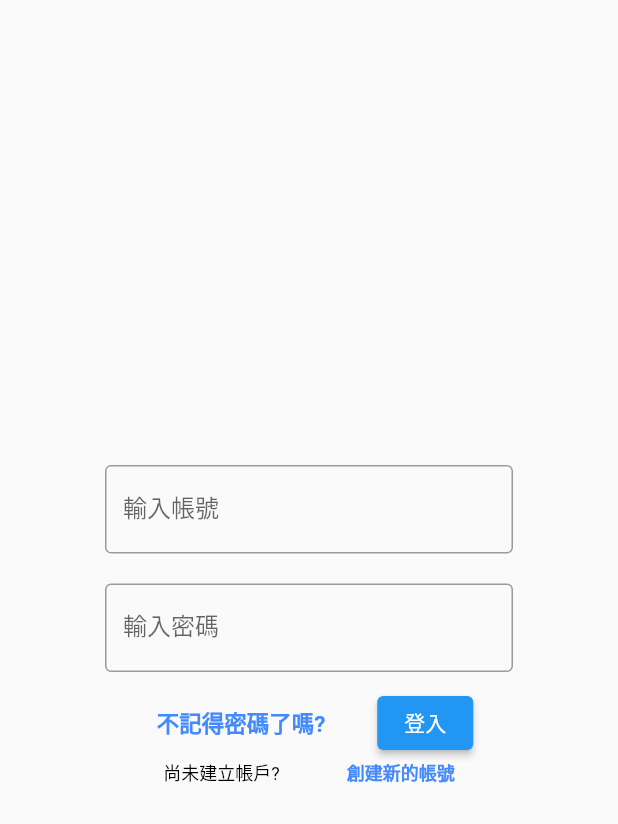
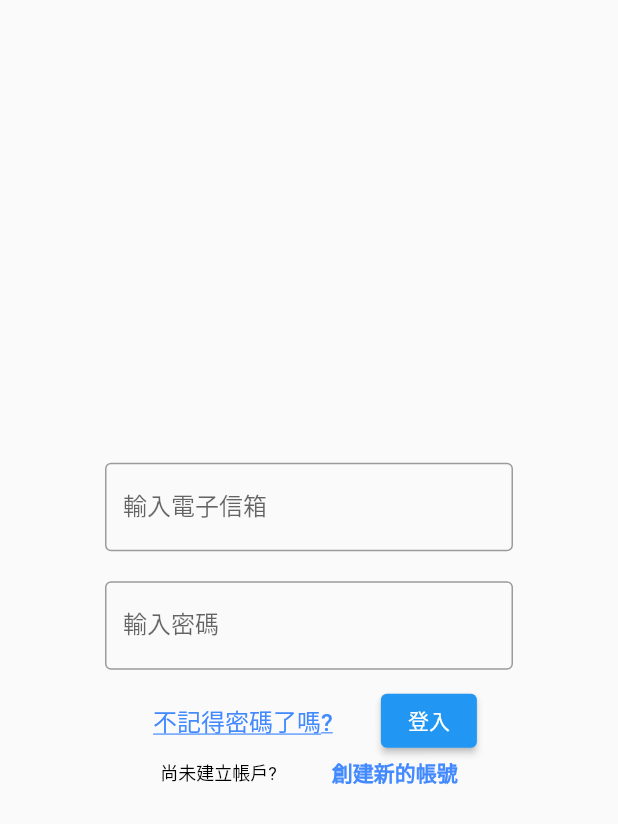
Before and after one commit to C-Ryan0510/IM_SD, a Flutter app: the loginPage screen opened directly with empty values, on a phone screen of 412 x 824 dp. Shown: the top 824 px of the screen. Run offline on Flutter 3.47's test engine with Material 2 defaults, Android fonts, the light colour scheme and no system bars; our stand-ins replace email_validator, firebase_auth, firebase_core; accounts and stored records are empty.

Commit message:
5/4
修整 介面排版

```diff
--- a/lib/Pages/login_page.dart
+++ b/lib/Pages/login_page.dart
@@ -1,18 +1,16 @@
 import 'package:firebase_auth/firebase_auth.dart';
 import 'package:email_validator/email_validator.dart';
 import 'package:flutter/cupertino.dart';
-import 'package:flutter/gestures.dart';
 import 'package:flutter/material.dart';
+import 'package:untitled/Pages/ForgotPasswordPage.dart';
 import 'package:untitled/main.dart';
 import 'package:untitled/utils.dart';
 
 //where ==>loginPage()
 class loginPage extends StatefulWidget{
-  final VoidCallback onClickedSignUp;
+  final Function togglePage;
 
-  const loginPage({
-    Key?key, required this.onClickedSignUp,
-  }) : super(key:key);
+  loginPage({ required this.togglePage});
 
   @override
   State<loginPage> createState() => _login();
@@ -21,6 +19,8 @@ class _login extends State<loginPage> {
   //用戶資料(username,password)填寫的Textfield()//須放在widget內才能用
   final mailController = TextEditingController();
   final PassWordController = TextEditingController();
+
+
   @override
   void dispose() {
     mailController.dispose();
@@ -36,6 +36,7 @@ class _login extends State<loginPage> {
         child: Form(
           child: Column(//the box of all
               mainAxisAlignment: MainAxisAlignment.center,
+              /*Image*/
               children: <Widget>[//that box
                 Container(//name or email box
                     child: TextFormField(
@@ -43,7 +44,7 @@ class _login extends State<loginPage> {
                       textInputAction: TextInputAction.next,//next textfield
                       decoration: InputDecoration(
                         border: OutlineInputBorder(),
-                        labelText: '輸入帳號',
+                        labelText: '輸入電子信箱',
                       ),
                       autovalidateMode: AutovalidateMode.onUserInteraction,
                       validator:(email)=>email!=null&&!EmailValidator.validate(email)? '請輸入正確mail格式':null,
@@ -70,12 +71,14 @@ class _login extends State<loginPage> {
                     TextButton(
                       child: Text('不記得密碼了嗎?',
                         style: TextStyle(
-                          fontSize: 15,
-                          fontWeight: FontWeight.bold,
+                          decoration: TextDecoration.underline,
+                          fontSize: 16,
                           color: Colors.blueAccent,
                         ),
-                      ),//to Forget()
-                      onPressed: (){},
+                      ),
+                      onPressed: () => Navigator.of(context).push(MaterialPageRoute(
+                          builder: (context) => ForgotPage(),//to Forgot()
+                      )),
                     ),
                     ElevatedButton(
                       child: Text('登入'),
@@ -83,17 +86,20 @@ class _login extends State<loginPage> {
                     ),
                   ],
                 ),
-                RichText(//sign up
-                  text: TextSpan(
-                    style: TextStyle(fontSize: 12,color: Colors.black),
-                    text: '尚未建立帳戶?',
+                Container(
+                  child: Row(//sign up
+                    mainAxisAlignment: MainAxisAlignment.spaceEvenly,
                     children: [
-                      TextSpan(text: '               ',),
-                      TextSpan(
-                        recognizer: TapGestureRecognizer()..onTap = widget.onClickedSignUp,
-                        text: '創建新的帳號',
-                        style: TextStyle(fontWeight: FontWeight.bold, color: Colors.blueAccent,),),
-                    ],
+                      Text('尚未建立帳戶?',style: TextStyle(fontSize: 12,color: Colors.black),),
+                      GestureDetector(//byPass a false(value) to accountAuth()
+                        onTap: () { widget.togglePage();},//Switch registerPage
+                        child: Text('創建新的帳號',
+                          style: TextStyle(fontWeight: FontWeight.bold, color: Colors.blueAccent,),
+                        ),
+                      ),
+                        // TextSpan(recognizer: TapGestureRecognizer()..onTap = widget.onClickedSignUp,
+                        // text: '創建新的帳號',
+                    ]
                   ),
                 ),
               ]
```
